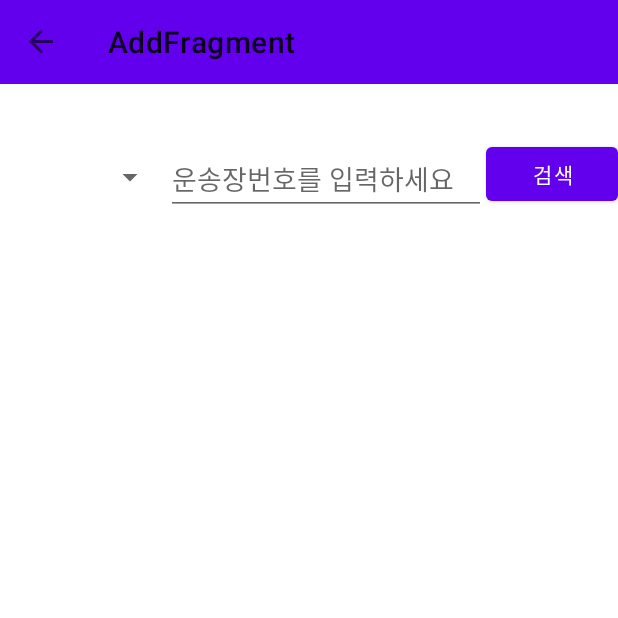
After one commit to YuYangWoo/P-Project, an Android app: the AddFragment screen opened through its navigation route, on a phone screen of 412 x 824 dp, the top half of it. The commit adds this screen. Run offline under Robolectric (Android 15) with nearby library versions, the phone set to English and light mode, and no system bars; our stand-ins replace data binding, navigation-ui.

Commit message:
code refactoring

```diff
--- a/SmartDelivery/app/build.gradle
+++ b/SmartDelivery/app/build.gradle
@@ -9,7 +9,7 @@ properties.load(project.rootProject.file('local.properties').newDataInputStream(
 
 android {
     compileSdk 31
-
+    configurations { implementation.exclude group: 'org.jetbrains', module: 'annotations' }
     defaultConfig {
         applicationId "com.example.codingassignment"
         minSdk 21
@@ -84,4 +84,8 @@ dependencies {
     // Paging
     implementation "androidx.paging:paging-runtime:$paging_version"
 
+    // Room
+    implementation "androidx.room:room-runtime:$room_version"
+    kapt "androidx.room:room-compiler:$room_version"
+
 }
--- a/SmartDelivery/app/src/main/java/com/example/smartdelivery/data/repository/RemoteRepository.kt
+++ b/SmartDelivery/app/src/main/java/com/example/smartdelivery/data/repository/RemoteRepository.kt
@@ -1,4 +1,7 @@
 package com.example.smartdelivery.data.repository
 
+import com.example.smartdelivery.data.api.RetroInstance
+
 class RemoteRepository {
+    suspend fun requestTracking(t_code: String, t_invoice: String) = RetroInstance.client.getTrackingInfo(t_code, t_invoice)
 }
--- a/SmartDelivery/app/src/main/java/com/example/smartdelivery/ui/main/view/activity/MainActivity.kt
+++ b/SmartDelivery/app/src/main/java/com/example/smartdelivery/ui/main/view/activity/MainActivity.kt
@@ -32,7 +32,6 @@ class MainActivity : BaseActivity<ActivityMainBinding>(R.layout.activity_main){
     override fun init() {
         super.init()
         initToolbar()
-
     }
 
     // 뒤로가기 이벤트
--- /dev/null
+++ b/SmartDelivery/app/src/main/java/com/example/smartdelivery/ui/main/view/fragment/AddFragment.kt
@@ -0,0 +1,13 @@
+package com.example.smartdelivery.ui.main.view.fragment
+
+import com.example.codingassignment.ui.base.BaseFragment
+import com.example.smartdelivery.R
+import com.example.smartdelivery.databinding.FragmentAddBinding
+
+class AddFragment : BaseFragment<FragmentAddBinding>(R.layout.fragment_add) {
+
+    override fun init() {
+        super.init()
+
+    }
+}
--- a/SmartDelivery/app/src/main/java/com/example/smartdelivery/ui/main/view/fragment/MainFragment.kt
+++ b/SmartDelivery/app/src/main/java/com/example/smartdelivery/ui/main/view/fragment/MainFragment.kt
@@ -1,5 +1,6 @@
 package com.example.smartdelivery.ui.main.view.fragment
 
+import androidx.navigation.fragment.findNavController
 import com.example.codingassignment.ui.base.BaseFragment
 import com.example.smartdelivery.R
 import com.example.smartdelivery.databinding.FragmentMainBinding
@@ -8,6 +9,12 @@ class MainFragment : BaseFragment<FragmentMainBinding>(R.layout.fragment_main) {
 
     override fun init() {
         super.init()
-        //TODO
+        btnAdd()
+    }
+
+    private fun btnAdd() {
+        binding.btnAdd.setOnClickListener {
+            findNavController().navigate(MainFragmentDirections.actionMainFragmentToAddFragment())
+        }
     }
 }
--- /dev/null
+++ b/SmartDelivery/app/src/main/res/layout/fragment_add.xml
@@ -0,0 +1,40 @@
+<?xml version="1.0" encoding="utf-8"?>
+<layout xmlns:app="http://schemas.android.com/apk/res-auto"
+    xmlns:tools="http://schemas.android.com/tools"
+    xmlns:android="http://schemas.android.com/apk/res/android">
+
+<androidx.constraintlayout.widget.ConstraintLayout
+    android:layout_width="match_parent"
+    android:layout_height="match_parent">
+
+    <EditText
+        android:id="@+id/editTextTextPersonName"
+        android:layout_width="wrap_content"
+        android:layout_height="wrap_content"
+        android:layout_marginTop="39dp"
+        android:ems="10"
+        android:hint="운송장번호를 입력하세요"
+        android:inputType="textPersonName"
+        app:layout_constraintEnd_toStartOf="@+id/btnInsert"
+        app:layout_constraintTop_toTopOf="parent" />
+
+    <Button
+        android:id="@+id/btnInsert"
+        android:layout_width="wrap_content"
+        android:layout_height="wrap_content"
+        android:layout_marginTop="36dp"
+        android:text="검색"
+        app:layout_constraintEnd_toEndOf="parent"
+        app:layout_constraintTop_toTopOf="parent" />
+
+    <Spinner
+        android:id="@+id/spinner"
+        android:layout_width="0dp"
+        android:layout_height="wrap_content"
+        android:layout_marginTop="50dp"
+        app:layout_constraintEnd_toStartOf="@+id/editTextTextPersonName"
+        app:layout_constraintStart_toStartOf="parent"
+        app:layout_constraintTop_toTopOf="parent" />
+
+</androidx.constraintlayout.widget.ConstraintLayout>
+</layout>
--- a/SmartDelivery/app/src/main/res/navigation/navigation.xml
+++ b/SmartDelivery/app/src/main/res/navigation/navigation.xml
@@ -7,5 +7,13 @@
     <fragment
         android:id="@+id/mainFragment"
         android:name="com.example.smartdelivery.ui.main.view.fragment.MainFragment"
-        android:label="MainFragment" />
+        android:label="MainFragment" >
+        <action
+            android:id="@+id/action_mainFragment_to_addFragment"
+            app:destination="@id/addFragment" />
+    </fragment>
+    <fragment
+        android:id="@+id/addFragment"
+        android:name="com.example.smartdelivery.ui.main.view.fragment.AddFragment"
+        android:label="AddFragment" />
 </navigation>
```
Also changed, not shown: SmartDelivery/app/src/main/java/com/example/smartdelivery/data/model/request/TrackingData.kt (added, +14 -0 lines), SmartDelivery/app/src/main/java/com/example/smartdelivery/ui/main/viewmodel/MainViewModel.kt (+13 -0 lines), SmartDelivery/app/src/main/java/com/example/smartdelivery/util/Resource.kt (added, +18 -0 lines), SmartDelivery/app/src/main/res/drawable/ic_baseline_add_24.xml (added, +10 -0 lines), SmartDelivery/app/src/main/res/layout/fragment_main.xml (+13 -2 lines).
